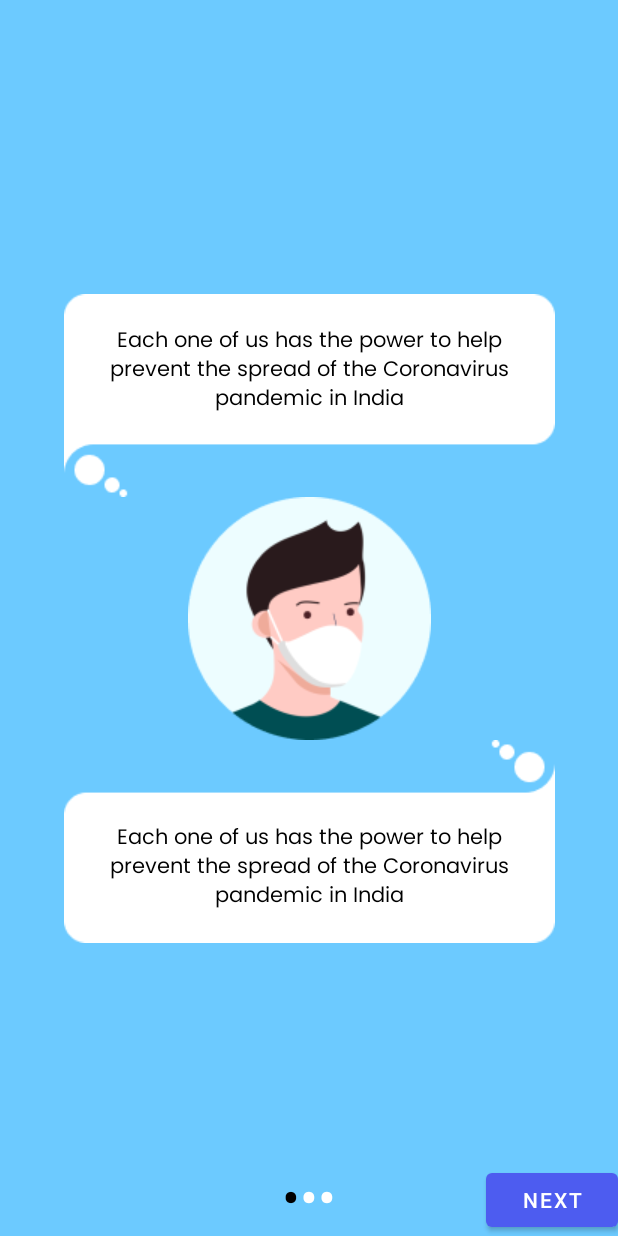
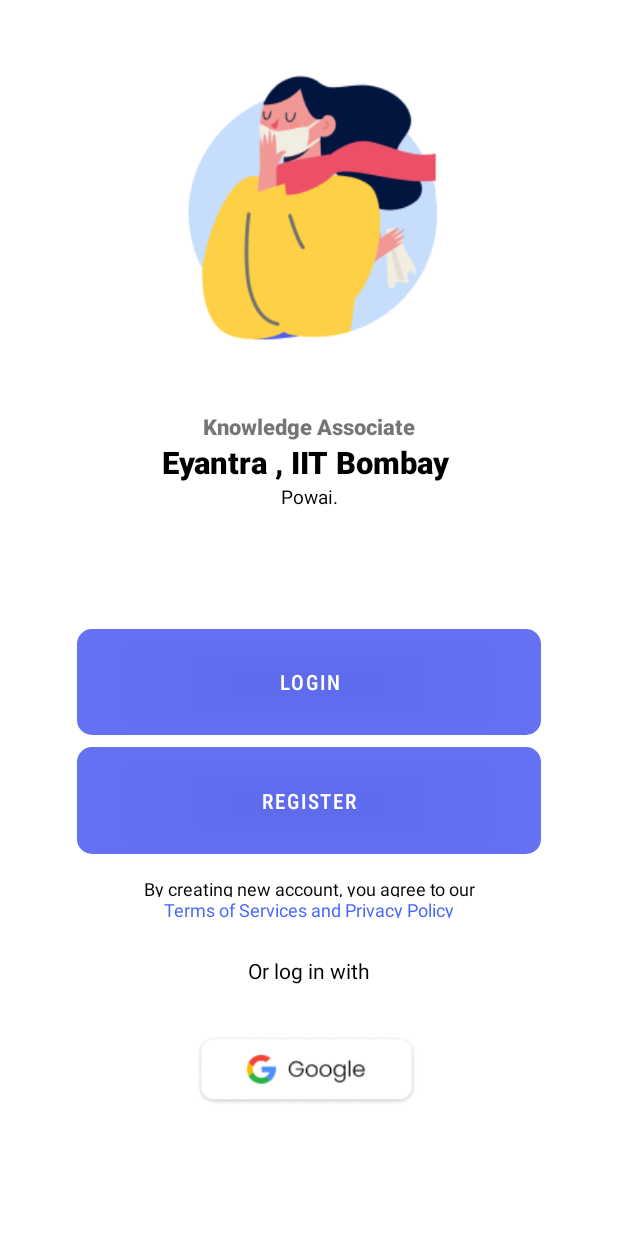
Before and after one commit to abhishekgupta-99/GoCorona, an Android app: the screen it shows after launch (WelcomeActivity before the commit, SignIn after it), on a phone screen of 412 x 824 dp. Run offline under Robolectric (Android 15) with nearby library versions, the phone set to English and light mode, and no system bars.

Commit message:
Merge branch 'master' of https://github.com/pranjalpc99/GoCorona into abhishek
# Conflicts:
#	app/build.gradle
#	app/src/main/res/values/strings.xml

```diff
--- a/app/build.gradle
+++ b/app/build.gradle
@@ -40,6 +40,9 @@ dependencies {
     implementation 'com.google.android.material:material:1.2.0-alpha05'
 
 
+    implementation 'com.google.android.gms:play-services-auth:18.0.0'
+
+
     annotationProcessor 'com.github.bumptech.glide:compiler:4.11.0'
 
     implementation 'com.github.bumptech.glide:glide:4.11.0'
--- a/app/src/main/AndroidManifest.xml
+++ b/app/src/main/AndroidManifest.xml
@@ -9,8 +9,9 @@
         android:roundIcon="@mipmap/ic_launcher_round"
         android:supportsRtl="true"
         android:theme="@style/AppTheme">
-        <activity android:name=".Donate_Amount"></activity>
-        <activity android:name=".WelcomeActivity">
+<!--        <activity android:name=".SignIn"></activity>-->
+        <activity android:name=".Donate_Amount" />
+        <activity android:name=".SignIn">
             <intent-filter>
                 <action android:name="android.intent.action.MAIN" />
 
--- /dev/null
+++ b/app/src/main/java/com/tachyon/gocorona/SignIn.java
@@ -0,0 +1,75 @@
+package com.tachyon.gocorona;
+
+import androidx.annotation.Nullable;
+import androidx.appcompat.app.AppCompatActivity;
+
+import android.content.Intent;
+import android.os.Bundle;
+import android.view.View;
+import android.widget.Toast;
+
+import com.google.android.gms.auth.api.signin.GoogleSignIn;
+import com.google.android.gms.auth.api.signin.GoogleSignInAccount;
+import com.google.android.gms.auth.api.signin.GoogleSignInClient;
+import com.google.android.gms.auth.api.signin.GoogleSignInOptions;
+import com.google.android.gms.common.api.ApiException;
+import com.google.android.gms.tasks.Task;
+
+import java.util.Objects;
+
+
+
+
+public class SignIn extends AppCompatActivity {
+
+    static final int RC_SIGN_IN = 321;
+
+    @Override
+    protected void onCreate(Bundle savedInstanceState) {
+        super.onCreate(savedInstanceState);
+        setContentView(R.layout.activity_sign_in);
+    }
+
+
+    public void googlesignin(View view) {
+
+        GoogleSignInOptions gso = new GoogleSignInOptions.Builder(GoogleSignInOptions.DEFAULT_SIGN_IN)
+                .requestEmail()
+                .build();
+
+
+        GoogleSignInClient mGoogleSignInClient = GoogleSignIn.getClient(this, gso);
+
+        Intent signInIntent = mGoogleSignInClient.getSignInIntent();
+        startActivityForResult(signInIntent, 321);
+    }
+
+
+    @Override
+    protected void onActivityResult(int requestCode, int resultCode, @Nullable Intent data) {
+        super.onActivityResult(requestCode, resultCode, data);
+        if (requestCode == RC_SIGN_IN) {
+            // The Task returned from this call is always completed, no need to attach
+            // a listener.
+            Task<GoogleSignInAccount> task = GoogleSignIn.getSignedInAccountFromIntent(data);
+            handleSignInResult(task);
+        }
+    }
+
+    private void handleSignInResult(Task<GoogleSignInAccount> task) {
+
+        try {
+            GoogleSignInAccount account = task.getResult(ApiException.class);
+
+            Toast.makeText(this, "Successful Sign In", Toast.LENGTH_SHORT).show();
+
+            //updateUI(account);
+        } catch (ApiException e) {
+            // The ApiException status code indicates the detailed failure reason.
+            // Please refer to the GoogleSignInStatusCodes class reference for more information.
+            Toast.makeText(this, "Failed Sign In", Toast.LENGTH_SHORT).show();
+            //Log.w(TAG, "signInResult:failed code=" + e.getStatusCode());
+        }
+    }
+
+}
--- /dev/null
+++ b/app/src/main/res/drawable/rounded_button.xml
@@ -0,0 +1,7 @@
+<?xml version="1.0" encoding="utf-8"?>
+<shape xmlns:android="http://schemas.android.com/apk/res/android"
+    android:shape="rectangle">
+    <solid android:color="#DD4B67F9"/>
+    <corners android:radius="10dp"/>
+
+</shape>
--- a/app/src/main/res/layout/activity_main.xml
+++ b/app/src/main/res/layout/activity_main.xml
@@ -230,6 +230,7 @@
                     android:id="@+id/blood_img"
                     android:layout_width="50dp"
                     android:layout_height="50dp"
+
                     android:src="@drawable/blood" />
 
                 <TextView
--- /dev/null
+++ b/app/src/main/res/layout/activity_sign_in.xml
@@ -0,0 +1,307 @@
+<?xml version="1.0" encoding="utf-8"?>
+<androidx.constraintlayout.widget.ConstraintLayout
+    xmlns:android="http://schemas.android.com/apk/res/android"
+    xmlns:app="http://schemas.android.com/apk/res-auto"
+    xmlns:tools="http://schemas.android.com/tools"
+    android:layout_width="match_parent"
+    android:layout_height="match_parent"
+    android:background="#FFF"
+    tools:context=".SignIn">
+
+    <androidx.constraintlayout.widget.Guideline
+        android:id="@+id/guidelineTop"
+        android:layout_width="wrap_content"
+        android:layout_height="wrap_content"
+        android:orientation="horizontal"
+        app:layout_constraintGuide_percent="0.02" />
+
+    <androidx.constraintlayout.widget.Guideline
+        android:id="@+id/guidelineLeft"
+        android:layout_width="wrap_content"
+        android:layout_height="wrap_content"
+        android:orientation="vertical"
+        app:layout_constraintGuide_percent="0.04" />
+
+    <androidx.constraintlayout.widget.Guideline
+        android:id="@+id/guidelineRight"
+        android:layout_width="wrap_content"
+        android:layout_height="wrap_content"
+        android:orientation="vertical"
+        app:layout_constraintGuide_percent="0.96" />
+
+    <androidx.constraintlayout.widget.Guideline
+        android:id="@+id/guidelineBottom"
+        android:layout_width="wrap_content"
+        android:layout_height="wrap_content"
+        android:orientation="horizontal"
+        app:layout_constraintGuide_percent="0.97811216" />
+
+
+    <androidx.constraintlayout.widget.ConstraintLayout
+        android:id="@+id/consraintLayoutLoginView"
+        android:layout_width="0dp"
+        android:layout_height="0dp"
+        app:layout_constraintBottom_toTopOf="@+id/guidelineBottom"
+        app:layout_constraintEnd_toStartOf="@+id/guidelineRight"
+        app:layout_constraintHorizontal_bias="0.0"
+        app:layout_constraintStart_toStartOf="@+id/guidelineLeft"
+        app:layout_constraintTop_toTopOf="@+id/guidelineTop"
+        app:layout_constraintVertical_bias="0.0">
+
+        <androidx.constraintlayout.widget.Guideline
+            android:id="@+id/guideline18"
+            android:layout_width="wrap_content"
+            android:layout_height="wrap_content"
+            android:orientation="vertical"
+            app:layout_constraintGuide_percent="0.2" />
+
+        <androidx.constraintlayout.widget.Guideline
+            android:id="@+id/guideline23"
+            android:layout_width="wrap_content"
+            android:layout_height="wrap_content"
+            android:orientation="vertical"
+            app:layout_constraintGuide_percent="0.8" />
+
+        <androidx.constraintlayout.widget.Guideline
+            android:id="@+id/guideline31"
+            android:layout_width="wrap_content"
+            android:layout_height="wrap_content"
+            android:orientation="horizontal"
+            app:layout_constraintGuide_percent="0.30642954" />
+
+
+        <ImageView
+            android:id="@+id/bmcLogo"
+            android:layout_width="0dp"
+            android:layout_height="0dp"
+            android:layout_marginTop="8dp"
+            app:layout_constraintBottom_toTopOf="@+id/guideline31"
+            app:layout_constraintEnd_toStartOf="@+id/guideline23"
+            app:layout_constraintStart_toStartOf="@+id/guideline18"
+            app:layout_constraintTop_toTopOf="parent"
+            app:srcCompat="@drawable/woman" />
+
+        <androidx.constraintlayout.widget.Guideline
+            android:id="@+id/guideline32"
+            android:layout_width="wrap_content"
+            android:layout_height="wrap_content"
+            android:orientation="horizontal"
+            app:layout_constraintGuide_percent="0.5" />
+
+        <androidx.constraintlayout.widget.Guideline
+            android:id="@+id/guideline33"
+            android:layout_width="wrap_content"
+            android:layout_height="wrap_content"
+            android:orientation="vertical"
+            app:layout_constraintGuide_percent="0.07" />
+
+        <androidx.constraintlayout.widget.Guideline
+            android:id="@+id/guideline34"
+            android:layout_width="wrap_content"
+            android:layout_height="wrap_content"
+            android:orientation="vertical"
+            app:layout_constraintGuide_percent="0.93" />
+
+        <TextView
+            android:id="@+id/KA"
+            android:layout_width="match_parent"
+            android:layout_height="20dp"
+            android:autoSizeTextType="uniform"
+            android:layout_marginTop="8dp"
+            android:textSize="11sp"
+            android:text="Knowledge Associate"
+            android:gravity="center"
+            app:fontFamily="sans-serif-black"
+            app:layout_constraintBottom_toTopOf="@+id/guideline32"
+            app:layout_constraintEnd_toStartOf="@+id/guideline34"
+            app:layout_constraintHorizontal_bias="1.0"
+            app:layout_constraintStart_toStartOf="@+id/guideline33"
+            app:layout_constraintTop_toTopOf="@+id/guideline31"
+            app:layout_constraintVertical_bias="0.061" />
+
+
+        <TextView
+            android:id="@+id/SPIT"
+            android:layout_width="match_parent"
+            android:layout_height="28dp"
+            android:autoSizeTextType="uniform"
+            android:text="Eyantra , IIT Bombay "
+            android:textColor="#000000"
+            app:fontFamily="sans-serif-black"
+            android:gravity="center"
+            app:layout_constraintBottom_toTopOf="@+id/guideline32"
+            app:layout_constraintEnd_toStartOf="@+id/guideline34"
+            app:layout_constraintHorizontal_bias="0.653"
+            app:layout_constraintStart_toStartOf="@+id/guideline33"
+            app:layout_constraintTop_toBottomOf="@+id/KA"
+            app:layout_constraintVertical_bias="0.0" />
+
+        <TextView
+            android:id="@+id/Andh"
+            android:layout_width="match_parent"
+            android:layout_height="18dp"
+            android:autoSizeTextType="uniform"
+            android:layout_marginBottom="16dp"
+            android:text="Powai."
+            android:textColor="#000000"
+            app:fontFamily="sans-serif"
+            android:gravity="center"
+            app:autoSizeMinTextSize="16sp"
+            app:autoSizeMaxTextSize="100sp"
+            app:autoSizeStepGranularity="1sp"
+            app:layout_constraintBottom_toTopOf="@+id/guideline32"
+            app:layout_constraintEnd_toStartOf="@+id/guideline34"
+            app:layout_constraintStart_toStartOf="@+id/guideline33"
+            app:layout_constraintTop_toBottomOf="@+id/SPIT"
+            app:layout_constraintVertical_bias="0.0" />
+
+        <androidx.constraintlayout.widget.Guideline
+            android:id="@+id/guideline37"
+            android:layout_width="wrap_content"
+            android:layout_height="wrap_content"
+            android:orientation="horizontal"
+            app:layout_constraintGuide_percent="0.7104137" />
+
+        <androidx.constraintlayout.widget.Guideline
+            android:id="@+id/guideline35"
+            android:layout_width="wrap_content"
+            android:layout_height="wrap_content"
+            android:orientation="horizontal"
+            app:layout_constraintGuide_percent="0.61" />
+
+        <Button
+            android:id="@+id/login"
+            android:layout_width="0dp"
+            android:layout_height="0dp"
+            android:layout_marginStart="8dp"
+            android:layout_marginLeft="8dp"
+            android:layout_marginTop="8dp"
+            android:layout_marginEnd="8dp"
+            android:layout_marginRight="8dp"
+            android:layout_marginBottom="8dp"
+            android:background="@drawable/rounded_button"
+            android:text="LOGIN"
+            android:textColor="#FFF"
+            app:fontFamily="sans-serif-condensed-medium"
+            app:layout_constraintBottom_toTopOf="@+id/guideline35"
+            app:layout_constraintEnd_toStartOf="@+id/guideline34"
+            app:layout_constraintStart_toStartOf="@+id/guideline33"
+            app:layout_constraintTop_toTopOf="@+id/guideline32" />
+
+        <Button
+            android:id="@+id/signup"
+            android:layout_width="0dp"
+            android:layout_height="0dp"
+            android:layout_marginStart="8dp"
+            android:layout_marginLeft="8dp"
+            android:layout_marginEnd="8dp"
+            android:layout_marginRight="8dp"
+            android:layout_marginBottom="8dp"
+            android:background="@drawable/rounded_button"
+            android:text="REGISTER"
+            android:textColor="#FFF"
+            app:fontFamily="sans-serif-condensed-medium"
+            app:layout_constraintBottom_toTopOf="@+id/guideline37"
+            app:layout_constraintEnd_toStartOf="@+id/guideline34"
+            app:layout_constraintStart_toStartOf="@+id/guideline33"
+            app:layout_constraintTop_toTopOf="@+id/guideline35" />
+
+        <androidx.constraintlayout.widget.Guideline
+            android:id="@+id/guideline38"
+            android:layout_width="wrap_content"
+            android:layout_height="wrap_content"
+            android:orientation="horizontal"
+            app:layout_constraintGuide_percent="0.78" />
+
+        <TextView
+            android:id="@+id/LOne"
+            android:layout_width="match_parent"
+            android:layout_height="wrap_content"
+            android:text="By creating new account, you agree to our"
+            android:textColor="#000000"
+            android:textSize="10sp"
+            android:gravity="center"
+            android:autoSizeTextType="uniform"
+            app:fontFamily="sans-serif"
+            app:layout_constraintBottom_toTopOf="@+id/guideline38"
+            app:layout_constraintEnd_toStartOf="@+id/guideline34"
+            app:layout_constraintHorizontal_bias="0.496"
+            app:layout_constraintStart_toStartOf="@+id/guideline33"
+            app:layout_constraintTop_toTopOf="@+id/guideline37"
+            app:layout_constraintVertical_bias="0.166" />
+
+        <TextView
+            android:id="@+id/LTwo"
+            android:layout_width="match_parent"
+            android:layout_height="wrap_content"
+            android:text="Terms of Services and Privacy Policy"
+            android:textColor="#4B67F9"
+            android:textSize="10sp"
+            android:gravity="center"
+            android:autoSizeTextType="uniform"
+            app:fontFamily="sans-serif"
+            app:layout_constraintBottom_toTopOf="@+id/guideline38"
+            app:layout_constraintEnd_toStartOf="@+id/guideline34"
+            app:layout_constraintHorizontal_bias="0.487"
+            app:layout_constraintStart_toStartOf="@+id/guideline33"
+            app:layout_constraintTop_toBottomOf="@+id/LOne"
+            app:layout_constraintVertical_bias="0.0" />
+
+
+        <androidx.constraintlayout.widget.Guideline
+            android:id="@+id/guideline39"
+            android:layout_width="wrap_content"
+            android:layout_height="wrap_content"
+            android:orientation="horizontal"
+            app:layout_constraintGuide_percent="0.83" />
+
+
+        <TextView
+            android:id="@+id/LThree"
+            android:layout_width="match_parent"
+            android:layout_height="wrap_content"
+            android:text="Or log in with"
+            android:textColor="#000000"
+            android:gravity="center"
+            android:textSize="14sp"
+            app:fontFamily="sans-serif"
+            android:autoSizeTextType="uniform"
+            app:layout_constraintBottom_toTopOf="@+id/guideline39"
+            app:layout_constraintEnd_toStartOf="@+id/guideline23"
+            app:layout_constraintHorizontal_bias="0.424"
+            app:layout_constraintStart_toStartOf="@+id/guideline18"
+            app:layout_constraintTop_toTopOf="@+id/guideline38"
+            app:layout_constraintVertical_bias="0.242" />
+
+        <androidx.constraintlayout.widget.Guideline
+            android:id="@+id/guideline40"
+            android:layout_width="wrap_content"
+            android:layout_height="wrap_content"
+            android:orientation="horizontal"
+            app:layout_constraintGuide_percent="0.95" />
+
+        <ImageButton
+            android:id="@+id/sign_in_button"
+            android:layout_width="wrap_content"
+            android:layout_height="wrap_content"
+            android:layout_marginBottom="8dp"
+            android:layout_weight="1"
+            android:background="#00FFFFFF"
+            android:scaleType="centerInside"
+            android:scaleX="0.8"
+            android:scaleY="0.8"
+            android:onClick="googlesignin"
+            app:layout_constraintBottom_toTopOf="@+id/guideline40"
+            app:layout_constraintEnd_toStartOf="@+id/guideline23"
+            app:layout_constraintHorizontal_bias="0.46"
+            app:layout_constraintStart_toStartOf="@+id/guideline18"
+            app:layout_constraintTop_toTopOf="@+id/guideline39"
+            app:layout_constraintVertical_bias="0.437"
+            app:srcCompat="@drawable/google_login" />
+
+
+    </androidx.constraintlayout.widget.ConstraintLayout>
+
+
+
+</androidx.constraintlayout.widget.ConstraintLayout>
```
Also changed, not shown: app/src/main/res/drawable/google_login.png (added), 1 other file.
